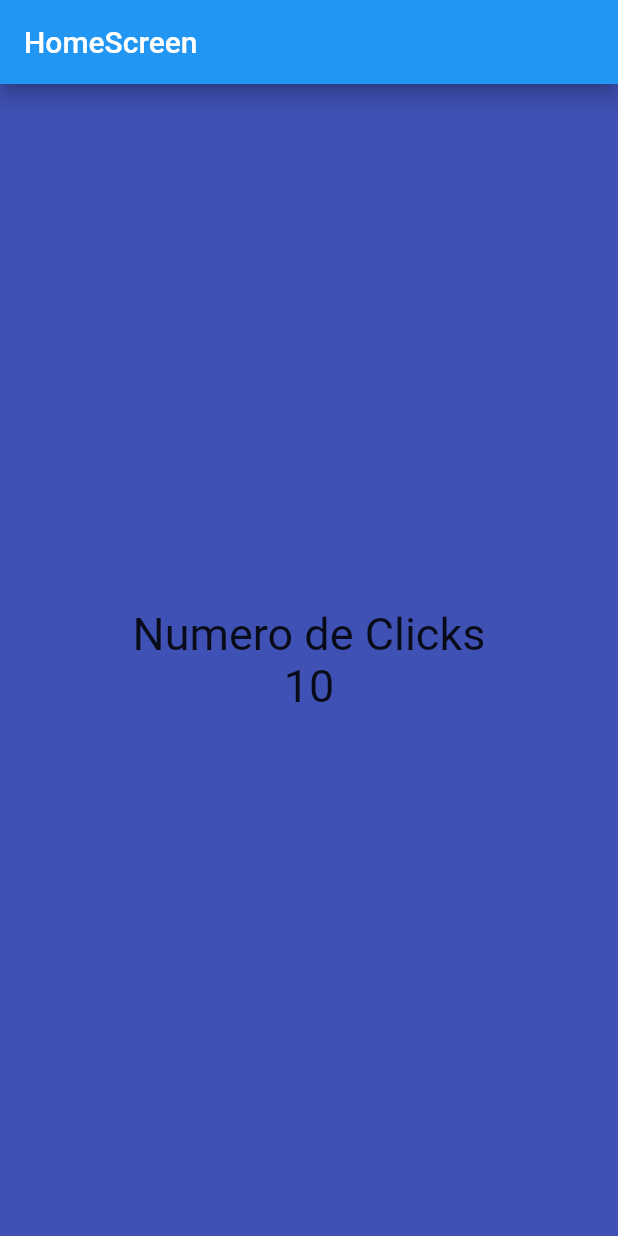
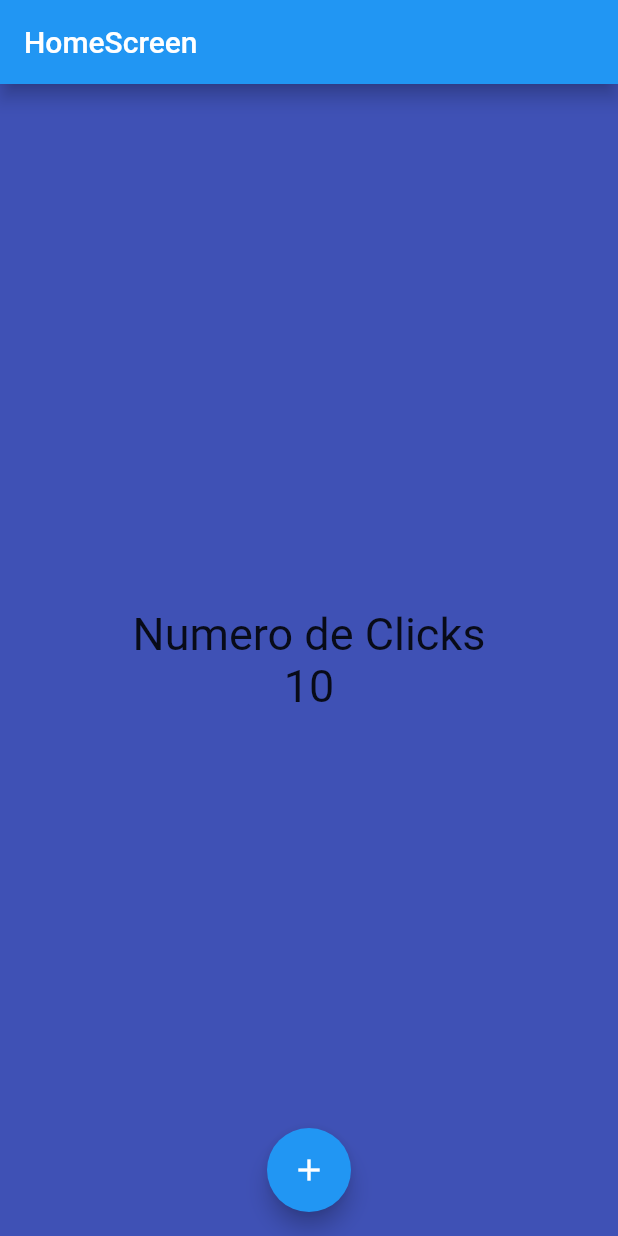
Before and after one commit to francocragnolini/counter_app_flutter, a Flutter app: the screen it shows after launch, on a phone screen of 412 x 824 dp. Run offline on Flutter 3.47's test engine with Material 2 defaults, Android fonts, the phone set to English and light mode, and no system bars.

Commit message:
stateless-widget

```diff
--- a/lib/screens/home_screen.dart
+++ b/lib/screens/home_screen.dart
@@ -4,9 +4,12 @@ import 'package:flutter/material.dart';
 class HomeScreen extends StatelessWidget {
   const HomeScreen({super.key});
 
+  // propiedad
+
   @override
   Widget build(BuildContext context) {
     const TextStyle fontSize30 = TextStyle(fontSize: 30);
+    int counter = 10;
     return Scaffold(
       appBar: AppBar(
         title: const Text("HomeScreen"),
@@ -18,18 +21,28 @@ class HomeScreen extends StatelessWidget {
           mainAxisAlignment: MainAxisAlignment.center,
           // relativo al widget que tiene mayor tamaño
           // crossAxisAlignment: CrossAxisAlignment.center,
-          children: const [
-            Text(
+          children: [
+            const Text(
               'Numero de Clicks',
               style: fontSize30,
             ),
             Text(
-              '10',
+              '$counter',
               style: fontSize30,
             ),
           ],
         ),
       ),
+      floatingActionButtonLocation: FloatingActionButtonLocation.centerFloat,
+      floatingActionButton: FloatingActionButton(
+        onPressed: () {
+          counter++;
+          print('Hello World: $counter');
+        },
+        child: const Icon(
+          Icons.add,
+        ),
+      ),
     );
   }
 }
```
